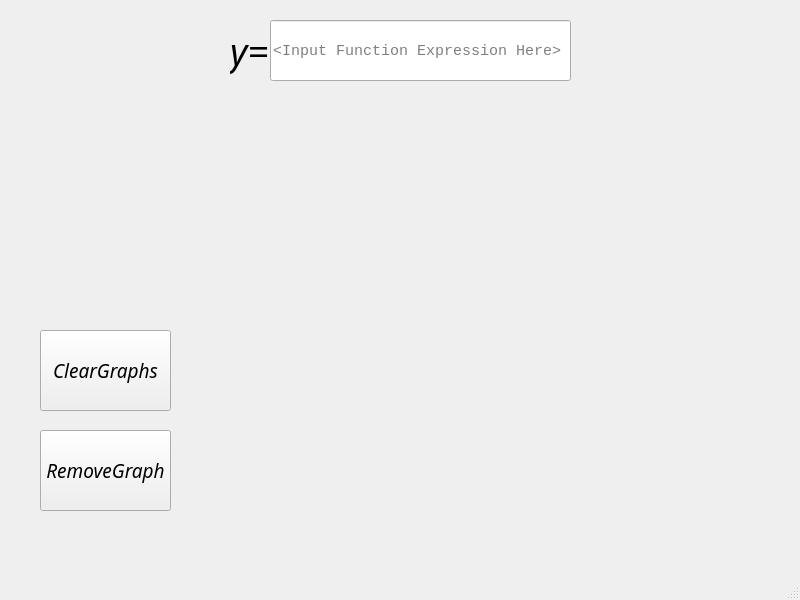
Old version of the form View/mainwindow.ui in the repository nujiy/GrapherForWindows.
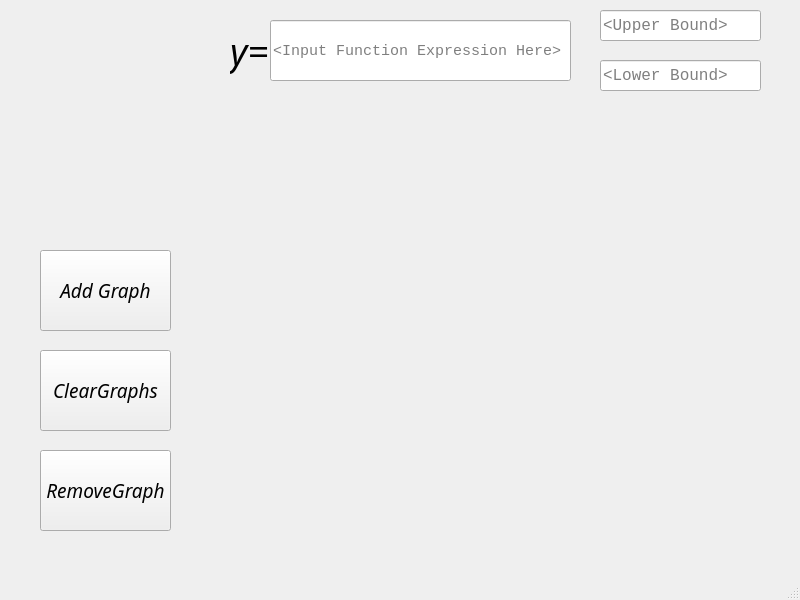
New version of the form. Custom widgets are drawn as their Qt base class.

The edit to the form file:
```diff
--- a/View/mainwindow.ui
+++ b/View/mainwindow.ui
@@ -69,7 +69,7 @@
     <property name="geometry">
      <rect>
       <x>40</x>
-      <y>330</y>
+      <y>350</y>
       <width>131</width>
       <height>81</height>
      </rect>
@@ -89,7 +89,7 @@
     <property name="geometry">
      <rect>
       <x>40</x>
-      <y>430</y>
+      <y>450</y>
       <width>131</width>
       <height>81</height>
      </rect>
@@ -105,6 +105,64 @@
      <string>RemoveGraph</string>
     </property>
    </widget>
+   <widget class="QLineEdit" name="LowerBound">
+    <property name="geometry">
+     <rect>
+      <x>600</x>
+      <y>60</y>
+      <width>161</width>
+      <height>31</height>
+     </rect>
+    </property>
+    <property name="font">
+     <font>
+      <family>Courier New</family>
+      <pointsize>12</pointsize>
+     </font>
+    </property>
+    <property name="placeholderText">
+     <string>&lt;Lower Bound&gt;</string>
+    </property>
+   </widget>
+   <widget class="QLineEdit" name="UpperBound">
+    <property name="geometry">
+     <rect>
+      <x>600</x>
+      <y>10</y>
+      <width>161</width>
+      <height>31</height>
+     </rect>
+    </property>
+    <property name="font">
+     <font>
+      <family>Courier New</family>
+      <pointsize>12</pointsize>
+     </font>
+    </property>
+    <property name="placeholderText">
+     <string>&lt;Upper Bound&gt;</string>
+    </property>
+   </widget>
+   <widget class="QPushButton" name="AddButton">
+    <property name="geometry">
+     <rect>
+      <x>40</x>
+      <y>250</y>
+      <width>131</width>
+      <height>81</height>
+     </rect>
+    </property>
+    <property name="font">
+     <font>
+      <family>Adobe Caslon Pro</family>
+      <pointsize>14</pointsize>
+      <italic>true</italic>
+     </font>
+    </property>
+    <property name="text">
+     <string>Add Graph</string>
+    </property>
+   </widget>
   </widget>
   <widget class="QMenuBar" name="menubar">
    <property name="geometry">
```
